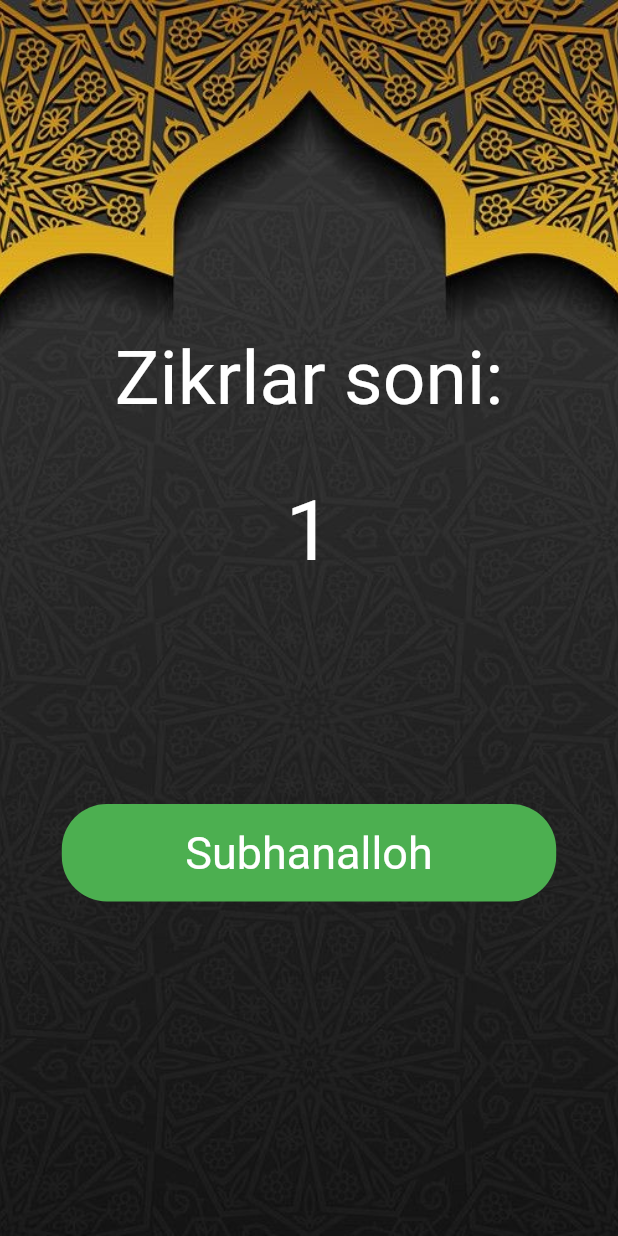
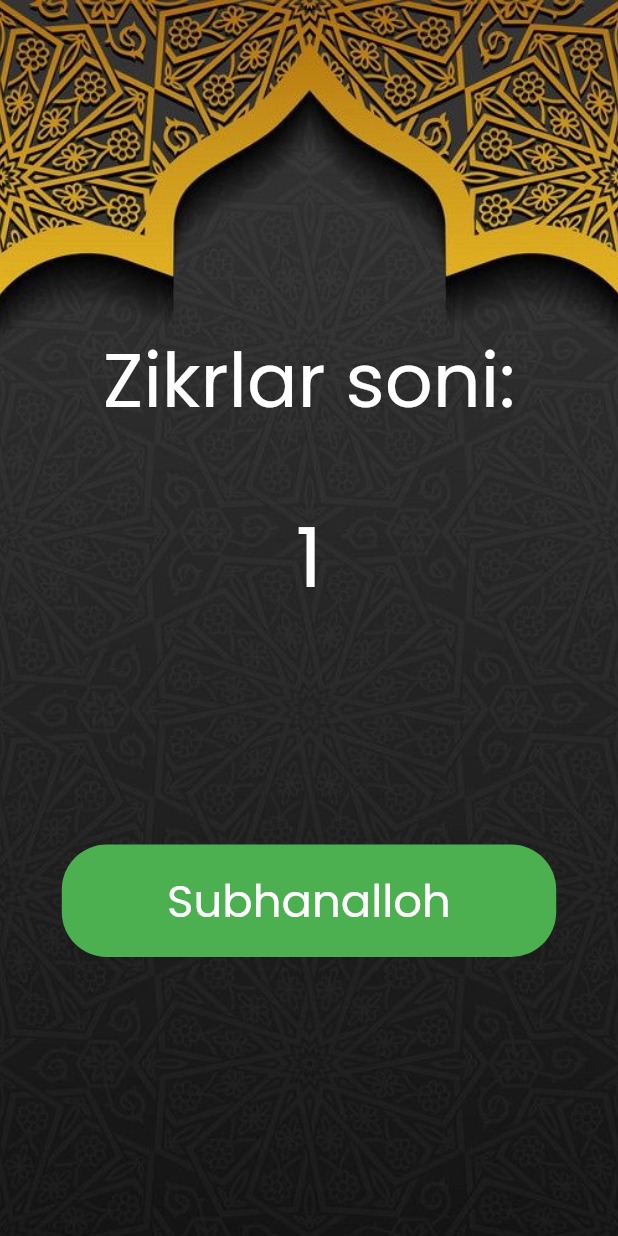
Before and after one commit to alimov18/tasbeh, a Flutter app: the screen it shows after launch, after a tap on "Subhanalloh", on a phone screen of 412 x 824 dp. Run offline on Flutter 3.47's test engine with Material 2 defaults, Android fonts, the phone set to English and light mode, and no system bars.

Commit message:
xatoliklar to'g'irlandi

```diff
--- a/lib/view/home_page.dart
+++ b/lib/view/home_page.dart
@@ -26,16 +26,25 @@ class _HomePageState extends State<HomePage> {
                 Center(
                     child: Column(
                   children: [
+                    const SizedBox(
+                      height: 30,
+                    ),
                     const Text(
                       "Zikrlar soni:",
-                      style: TextStyle(fontSize: 50, color: Colors.white),
+                      style: TextStyle(
+                          fontSize: 50,
+                          color: Colors.white,
+                          fontFamily: 'Poppins'),
                     ),
                     const SizedBox(
                       height: 40,
                     ),
                     Text(
                       hisob.toString(),
-                      style: const TextStyle(fontSize: 55, color: Colors.white),
+                      style: const TextStyle(
+                          fontSize: 55,
+                          color: Colors.white,
+                          fontFamily: 'Poppins'),
                     ),
                   ],
                 )),
@@ -50,7 +59,7 @@ class _HomePageState extends State<HomePage> {
                         zikr = "Alhamdulillah";
                         hisob++;
                       } else if (hisob == 66) {
-                        zikr = "La Ilha Illalloh";
+                        zikr = "La Ilaha Illalloh";
                         hisob++;
                       } else if (hisob == 99) {
                         zikr = "Subhanalloh";
@@ -64,7 +73,10 @@ class _HomePageState extends State<HomePage> {
                     child: Center(
                       child: Text(
                         zikr,
-                        style: TextStyle(fontSize: 30, color: Colors.white),
+                        style: TextStyle(
+                            fontSize: 30,
+                            color: Colors.white,
+                            fontFamily: 'Poppins'),
                       ),
                     ),
                     decoration: BoxDecoration(
```
Also changed, not shown: pubspec.yaml (+4 -4 lines), assets/poppins.ttf (added).
